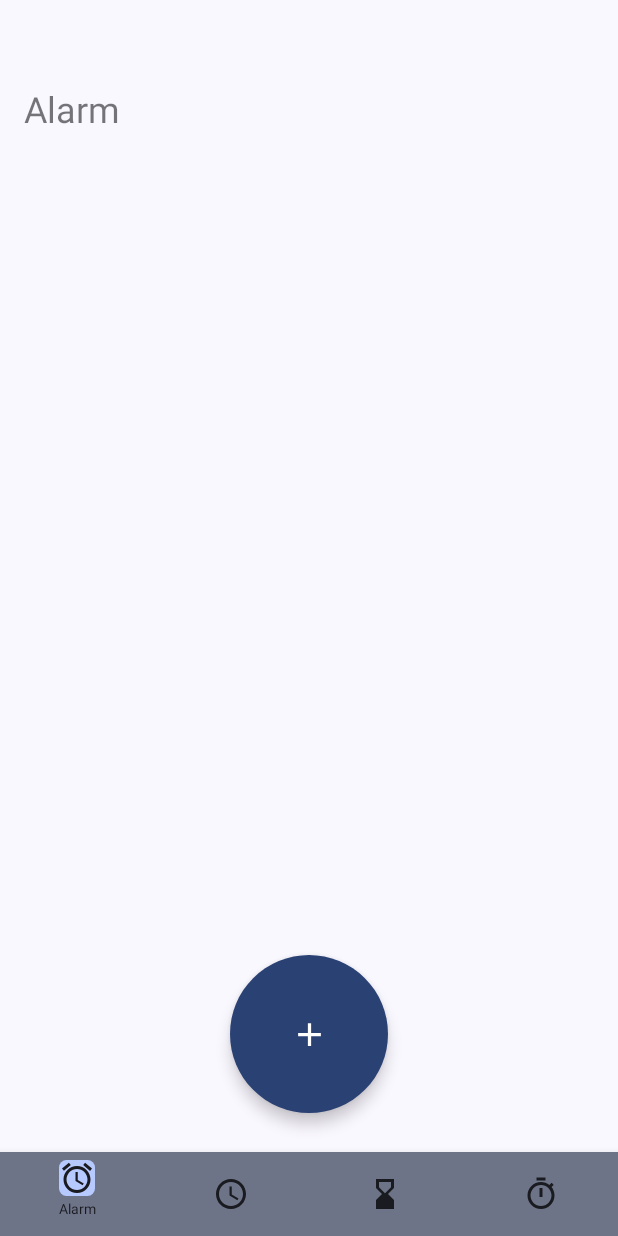
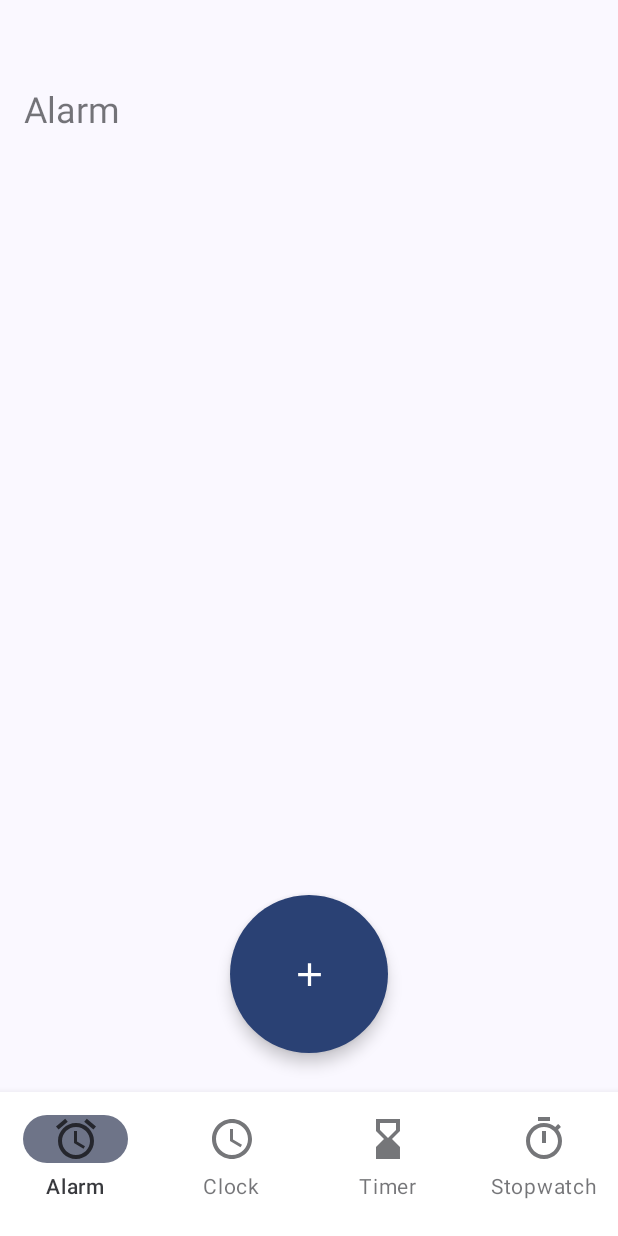
Before and after one commit to EvgenyPlaksin/Material3Clock, an Android app built with Jetpack Compose: the screen it shows after launch (MainActivity), on a phone screen of 412 x 824 dp. Run offline under Robolectric (Android 15) with nearby library versions, the phone set to English and light mode, and no system bars; our stand-ins replace Dagger/Hilt's generated code, Room's generated code, accompanist; libraries missing offline, so code that uses them is left out: com.marosseleng.compose; 1 statement that could not run was skipped.

Commit message:
change bottom nav look

```diff
--- a/app/src/main/java/com/lnight/material3clock/core_ui/AlarmBottomNavigation.kt
+++ b/app/src/main/java/com/lnight/material3clock/core_ui/AlarmBottomNavigation.kt
@@ -1,21 +1,48 @@
 package com.lnight.material3clock.core_ui
 
+import androidx.compose.animation.core.animateFloatAsState
 import androidx.compose.foundation.background
+import androidx.compose.foundation.clickable
+import androidx.compose.foundation.interaction.MutableInteractionSource
+import androidx.compose.foundation.layout.Arrangement
+import androidx.compose.foundation.layout.Box
+import androidx.compose.foundation.layout.Column
+import androidx.compose.foundation.layout.Row
+import androidx.compose.foundation.layout.RowScope
+import androidx.compose.foundation.layout.Spacer
+import androidx.compose.foundation.layout.fillMaxWidth
+import androidx.compose.foundation.layout.height
+import androidx.compose.foundation.layout.size
+import androidx.compose.foundation.selection.selectableGroup
 import androidx.compose.foundation.shape.RoundedCornerShape
-import androidx.compose.material.BottomNavigation
-import androidx.compose.material.BottomNavigationItem
+import androidx.compose.material.BottomNavigationDefaults
+import androidx.compose.material.ContentAlpha
+import androidx.compose.material.Surface
+import androidx.compose.material.contentColorFor
 import androidx.compose.material3.Icon
 import androidx.compose.material3.MaterialTheme
 import androidx.compose.material3.Text
 import androidx.compose.runtime.Composable
 import androidx.compose.runtime.getValue
+import androidx.compose.runtime.remember
+import androidx.compose.ui.Alignment
 import androidx.compose.ui.Modifier
+import androidx.compose.ui.draw.alpha
+import androidx.compose.ui.draw.clip
+import androidx.compose.ui.graphics.Color
+import androidx.compose.ui.graphics.painter.Painter
 import androidx.compose.ui.res.painterResource
+import androidx.compose.ui.text.font.FontWeight
+import androidx.compose.ui.text.style.TextAlign
+import androidx.compose.ui.tooling.preview.Preview
+import androidx.compose.ui.unit.Dp
 import androidx.compose.ui.unit.dp
 import androidx.compose.ui.unit.sp
 import androidx.navigation.NavHostController
 import androidx.navigation.compose.currentBackStackEntryAsState
+import com.lnight.material3clock.R
 import com.lnight.material3clock.core.BottomNavItem
+import com.lnight.material3clock.ui.theme.Material3ClockTheme
 
 @Composable
 fun AlarmBottomNavigation(navController: NavHostController) {
@@ -25,32 +52,20 @@ fun AlarmBottomNavigation(navController: NavHostController) {
         BottomNavItem.Timer,
         BottomNavItem.Stopwatch
     )
-    BottomNavigation(
-        backgroundColor = MaterialTheme.colorScheme.secondaryContainer,
-        contentColor = MaterialTheme.colorScheme.onSecondary
+    CustomBottomNavigation(
+        backgroundColor = MaterialTheme.colorScheme.onSecondary,
+        contentColor = MaterialTheme.colorScheme.secondaryContainer,
+        modifier = Modifier
+            .height(96.dp)
     ) {
         val navBackStackEntry by navController.currentBackStackEntryAsState()
         val currentRoute = navBackStackEntry?.destination?.route
         items.forEach { item ->
             val isSelected = currentRoute == item.route
-            BottomNavigationItem(
-                icon = {
-                    if(isSelected) {
-                            Icon(
-                                painterResource(id = item.icon),
-                                contentDescription = item.title,
-                                modifier = Modifier
-                                    .background(MaterialTheme.colorScheme.inversePrimary, shape = RoundedCornerShape(5.dp))
-                            )
-                    } else {
-                        Icon(painterResource(id = item.icon), contentDescription = item.title)
-                    }
-                       },
-                label = { Text(text = item.title, fontSize = 9.sp) },
-                selectedContentColor = MaterialTheme.colorScheme.primary,
-                unselectedContentColor = MaterialTheme.colorScheme.onBackground,
-                alwaysShowLabel = false,
-                selected = isSelected,
+            CustomNavItem(
+                modifier = Modifier.size(width = 100.dp, height = 65.dp),
+                icon = painterResource(id = item.icon),
+                text = item.title,
                 onClick = {
                     navController.navigate(item.route) {
 
@@ -62,8 +77,100 @@ fun AlarmBottomNavigation(navController: NavHostController) {
                         launchSingleTop = true
                         restoreState = true
                     }
-                }
+                },
+                isSelected = isSelected
             )
         }
     }
 }
+
+@Composable
+fun CustomNavItem(
+    modifier: Modifier = Modifier,
+    icon: Painter,
+    text: String,
+    onClick: () -> Unit,
+    isSelected: Boolean
+) {
+    val interactionSource = remember { MutableInteractionSource() }
+    val itemSectionAlpha by animateFloatAsState(
+        targetValue = if (isSelected) ContentAlpha.high else ContentAlpha.medium
+    )
+    Column(
+        modifier = modifier
+            .clickable(
+                onClick = onClick,
+                interactionSource = interactionSource,
+                indication = null
+            ),
+        horizontalAlignment = Alignment.CenterHorizontally,
+        verticalArrangement = Arrangement.Center
+    ) {
+        Box(
+            modifier = Modifier
+                .fillMaxWidth(0.7f)
+                .clip(RoundedCornerShape(50.dp))
+                .background(
+                    color = if (isSelected) MaterialTheme.colorScheme.secondaryContainer else Color.Transparent
+                ),
+            contentAlignment = Alignment.Center
+        ) {
+            Icon(
+                painter = icon,
+                contentDescription = text,
+                modifier = Modifier
+                    .size(32.dp)
+                    .alpha(itemSectionAlpha)
+            )
+        }
+        Spacer(modifier = Modifier.height(4.dp))
+        Text(
+            text = text,
+            textAlign = TextAlign.Center,
+            fontSize = 14.sp,
+            modifier = Modifier.alpha(itemSectionAlpha),
+            fontWeight = if (isSelected) FontWeight.SemiBold else null
+        )
+        Spacer(modifier = Modifier.height(19.dp))
+    }
+}
+
+@Composable
+fun CustomBottomNavigation(
+    modifier: Modifier = Modifier,
+    backgroundColor: Color = MaterialTheme.colorScheme.surface,
+    contentColor: Color = contentColorFor(backgroundColor),
+    elevation: Dp = BottomNavigationDefaults.Elevation,
+    content: @Composable RowScope.() -> Unit
+) {
+    Surface(
+        color = backgroundColor,
+        contentColor = contentColor,
+        elevation = elevation,
+        modifier = modifier
+    ) {
+        Row(
+            Modifier
+                .fillMaxWidth()
+                .height(56.dp)
+                .selectableGroup(),
+            horizontalArrangement = Arrangement.SpaceBetween,
+            verticalAlignment = Alignment.CenterVertically,
+            content = content
+        )
+    }
+}
+
+@Preview
+@Composable
+fun CustomNavItemPreview() {
+    Material3ClockTheme {
+        CustomNavItem(
+            modifier = Modifier.size(width = 40.dp, height = 45.dp),
+            icon = painterResource(id = R.drawable.ic_alarm),
+            text = "Alarm",
+            onClick = {},
+            isSelected = true
+        )
+    }
+}
--- a/app/src/main/java/com/lnight/material3clock/ui/theme/Theme.kt
+++ b/app/src/main/java/com/lnight/material3clock/ui/theme/Theme.kt
@@ -40,7 +40,6 @@ private val LightColorScheme = lightColorScheme(
 @Composable
 fun Material3ClockTheme(
     darkTheme: Boolean = isSystemInDarkTheme(),
-    // Dynamic color is available on Android 12+
     dynamicColor: Boolean = true,
     content: @Composable () -> Unit
 ) {
```
